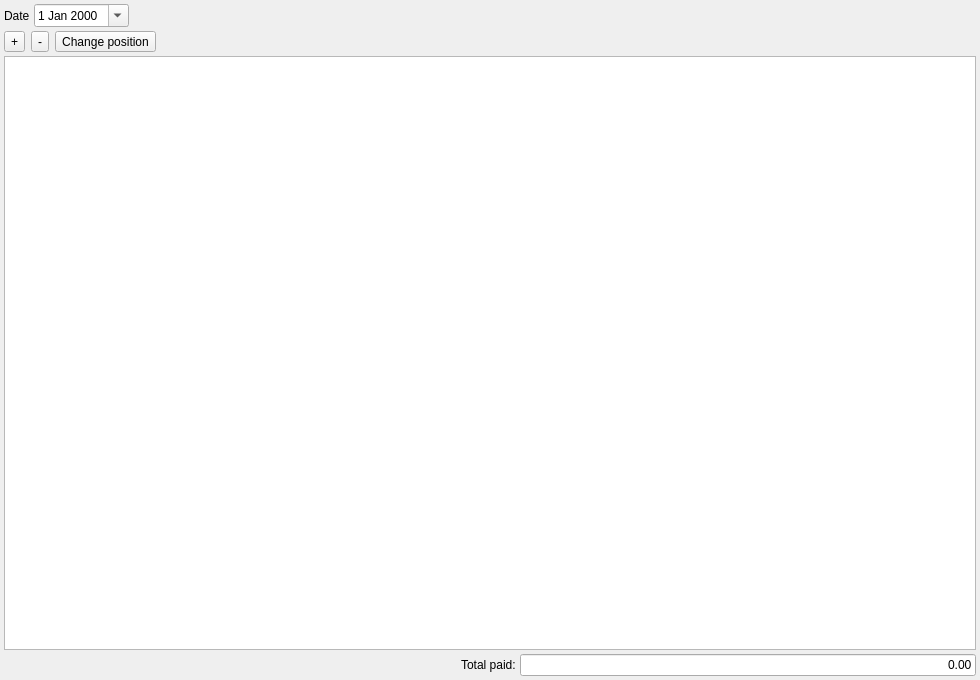
The window that FrontDesk/c5salarypaymenteditor.ui (End1-1/Cafe5) describes before a commit, drawn with Qt 5.
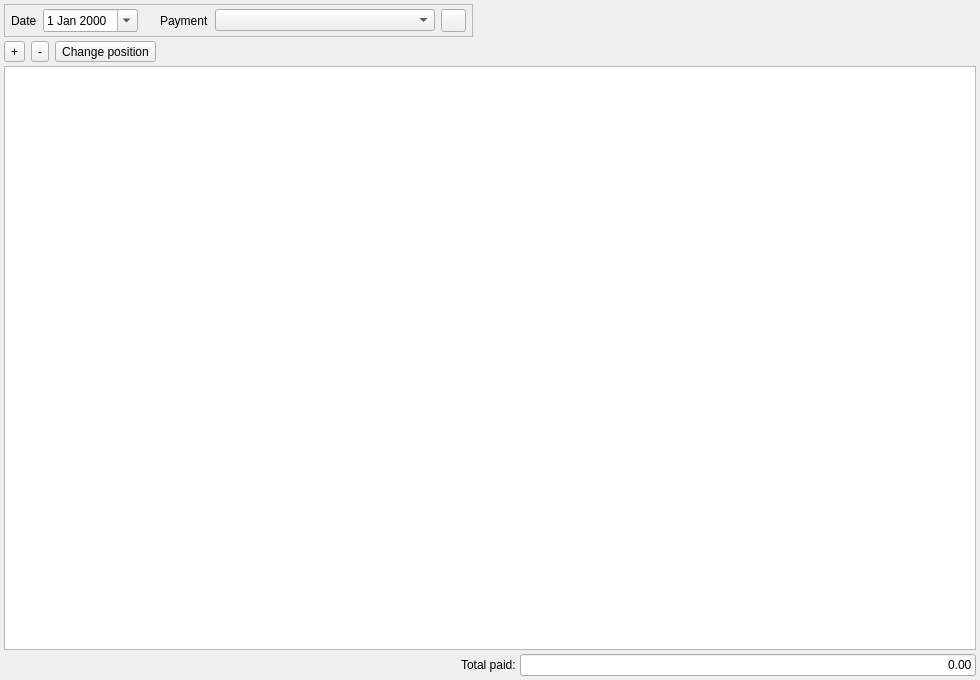
The same window after the commit. Icons and pictures are not drawn.

Patch:
```diff
--- a/FrontDesk/c5salarypaymenteditor.ui
+++ b/FrontDesk/c5salarypaymenteditor.ui
@@ -32,17 +32,106 @@
    <item>
     <layout class="QHBoxLayout" name="horizontalLayoutDate">
      <item>
-      <widget class="QLabel" name="lbDate">
-       <property name="text">
-        <string>Date</string>
+      <widget class="QFrame" name="wHeader">
+       <property name="frameShape">
+        <enum>QFrame::Shape::StyledPanel</enum>
        </property>
-      </widget>
-     </item>
-     <item>
-      <widget class="QDateEdit" name="deDate">
-       <property name="calendarPopup">
-        <bool>true</bool>
+       <property name="sizePolicy">
+        <sizepolicy hsizetype="Maximum" vsizetype="Preferred">
+         <horstretch>0</horstretch>
+         <verstretch>0</verstretch>
+        </sizepolicy>
        </property>
+       <layout class="QHBoxLayout" name="horizontalLayoutHeader">
+        <property name="spacing">
+         <number>6</number>
+        </property>
+        <property name="leftMargin">
+         <number>6</number>
+        </property>
+        <property name="topMargin">
+         <number>4</number>
+        </property>
+        <property name="rightMargin">
+         <number>6</number>
+        </property>
+        <property name="bottomMargin">
+         <number>4</number>
+        </property>
+        <item>
+         <widget class="QLabel" name="lbDate">
+          <property name="text">
+           <string>Date</string>
+          </property>
+         </widget>
+        </item>
+        <item>
+         <widget class="QDateEdit" name="deDate">
+          <property name="calendarPopup">
+           <bool>true</bool>
+          </property>
+         </widget>
+        </item>
+        <item>
+         <spacer name="horizontalSpacerHeader">
+          <property name="orientation">
+           <enum>Qt::Orientation::Horizontal</enum>
+          </property>
+          <property name="sizeType">
+           <enum>QSizePolicy::Policy::Fixed</enum>
+          </property>
+          <property name="sizeHint" stdset="0">
+           <size>
+            <width>16</width>
+            <height>20</height>
+           </size>
+          </property>
+         </spacer>
+        </item>
+        <item>
+         <widget class="QLabel" name="lbPayment">
+          <property name="text">
+           <string>Payment</string>
+          </property>
+         </widget>
+        </item>
+        <item>
+         <widget class="QComboBox" name="cbPayment">
+          <property name="minimumSize">
+           <size>
+            <width>220</width>
+            <height>0</height>
+           </size>
+          </property>
+          <property name="sizeAdjustPolicy">
+           <enum>QComboBox::SizeAdjustPolicy::AdjustToContents</enum>
+          </property>
+         </widget>
+        </item>
+        <item>
+         <widget class="QPushButton" name="btnPaymentConfig">
+          <property name="maximumSize">
+           <size>
+            <width>25</width>
+            <height>25</height>
+           </size>
+          </property>
+          <property name="focusPolicy">
+           <enum>Qt::FocusPolicy::NoFocus</enum>
+          </property>
+          <property name="toolTip">
+           <string>Payment settings</string>
+          </property>
+          <property name="text">
+           <string/>
+          </property>
+          <property name="icon">
+           <iconset resource="../resources/res.qrc">
+            <normaloff>:/setting.png</normaloff>:/setting.png</iconset>
+          </property>
+         </widget>
+        </item>
+       </layout>
       </widget>
      </item>
      <item>
```
Left out of the diff: 4 changed lines with no effect on the pictures.
